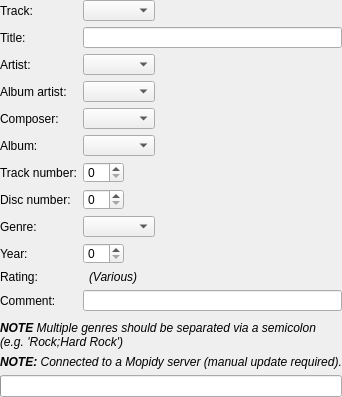
First picture: the form in tags/tageditor.ui, repository CDrummond/cantata, before the edit.
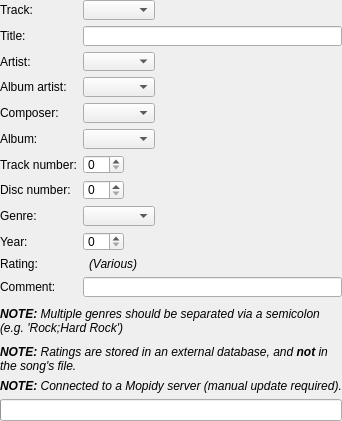
Second picture: the form after the edit. Custom widgets are drawn as their Qt base class.

Commit message: Add note abour rating

Patch:
```diff
--- a/tags/tageditor.ui
+++ b/tags/tageditor.ui
@@ -207,7 +207,39 @@
   <item>
    <widget class="QLabel" name="label_7x">
     <property name="text">
-     <string>&lt;i&gt;&lt;b&gt;NOTE&lt;/b&gt; Multiple genres should be separated via a semicolon (e.g. 'Rock;Hard Rock')&lt;/i&gt;</string>
+     <string>&lt;i&gt;&lt;b&gt;NOTE:&lt;/b&gt; Multiple genres should be separated via a semicolon (e.g. 'Rock;Hard Rock')&lt;/i&gt;</string>
+    </property>
+    <property name="alignment">
+     <set>Qt::AlignLeading|Qt::AlignLeft|Qt::AlignTop</set>
+    </property>
+    <property name="wordWrap">
+     <bool>true</bool>
+    </property>
+    <property name="textInteractionFlags">
+     <set>Qt::NoTextInteraction</set>
+    </property>
+   </widget>
+  </item>
+  <item>
+   <spacer name="verticalSpacer_3y">
+    <property name="orientation">
+     <enum>Qt::Vertical</enum>
+    </property>
+    <property name="sizeType">
+     <enum>QSizePolicy::Fixed</enum>
+    </property>
+    <property name="sizeHint" stdset="0">
+     <size>
+      <width>20</width>
+      <height>4</height>
+     </size>
+    </property>
+   </spacer>
+  </item>
+  <item>
+   <widget class="QLabel" name="label_7y">
+    <property name="text">
+     <string>&lt;i&gt;&lt;b&gt;NOTE:&lt;/b&gt; Ratings are stored in an external database, and &lt;b&gt;not&lt;/b&gt; in the song's file.&lt;/i&gt;</string>
     </property>
     <property name="alignment">
      <set>Qt::AlignLeading|Qt::AlignLeft|Qt::AlignTop</set>
```
